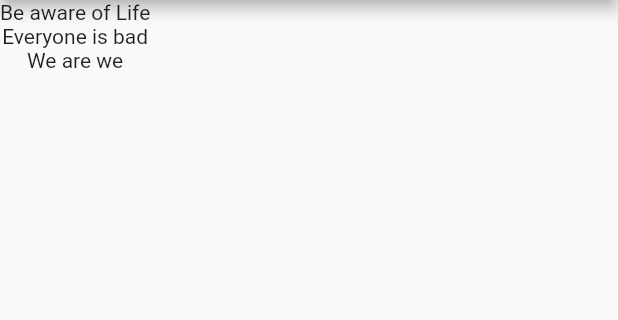
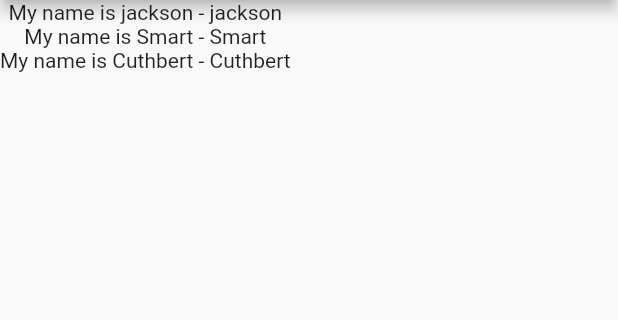
Before and after one commit to Jackson112/to_do_list-App, a Flutter app: the screen it shows after launch, on a phone screen of 412 x 824 dp, the part 84-404 px from its top. Run offline on Flutter 3.47's test engine with Material 2 defaults, Android fonts, the phone set to English and light mode, and no system bars.

Commit message:
Performing class and object
In this section i have learnt to perform object oriented in flutter i used the list in arraz to display data in mz app

```diff
--- a/lib/main.dart
+++ b/lib/main.dart
@@ -1,4 +1,5 @@
 import 'package:flutter/material.dart';
+import 'quote.dart';
 
 void main() =>
   runApp(MaterialApp(
@@ -10,8 +11,10 @@ class QuoteList extends StatefulWidget {
 }
 
 class _QuoteListState extends State<QuoteList> {
-  List<String> quote = [
-    'Be aware of Life', 'Everyone is bad', 'We are we'
+  List<Quote> quote = [
+    Quote(author: 'jackson', text:'My name is jackson'),
+    Quote(author: 'Smart', text:'My name is Smart'),
+    Quote(author: 'Cuthbert', text:'My name is Cuthbert'),
   ];
   @override
   Widget build(BuildContext context) {
@@ -22,7 +25,7 @@ class _QuoteListState extends State<QuoteList> {
         backgroundColor: Colors.redAccent,
       ),
       body: Column(
-        children: quote.map((quote) => Text(quote)).toList(),
+        children: quote.map((quote) => Text('${quote.text} - ${quote.author}')).toList(),
       ),
     );
   }
--- a/lib/quote.dart
+++ b/lib/quote.dart
@@ -0,0 +1,7 @@
+class Quote{
+
+  String text;
+  String author;
+
+  Quote({this.text,this.author});
+}
```
